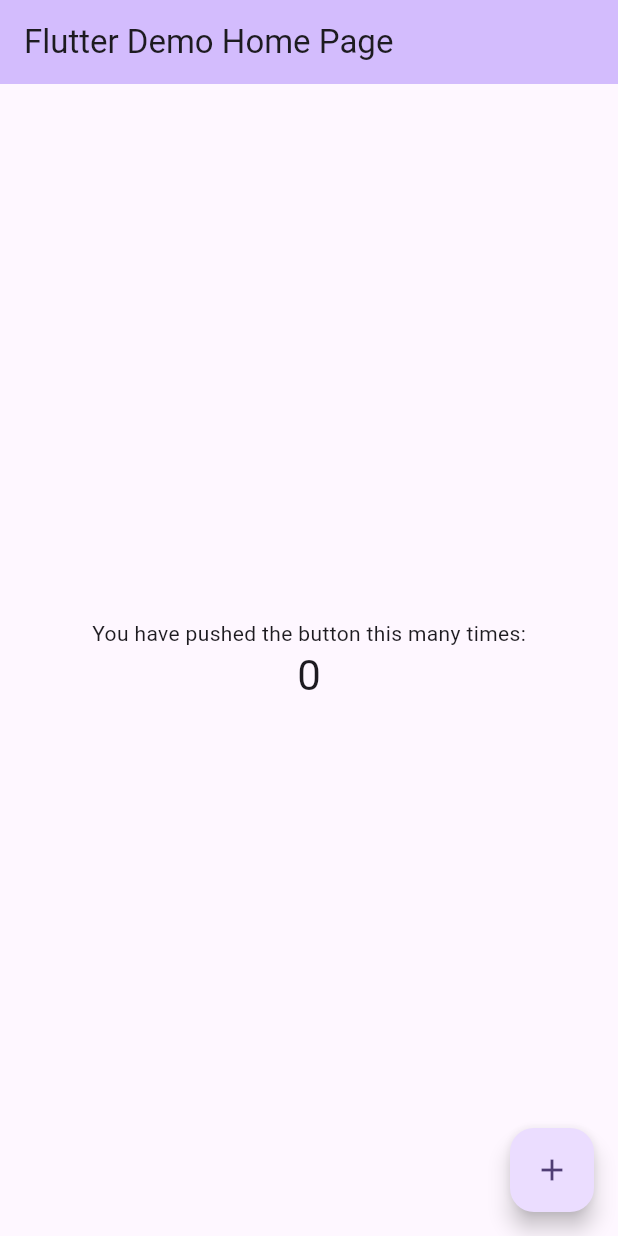
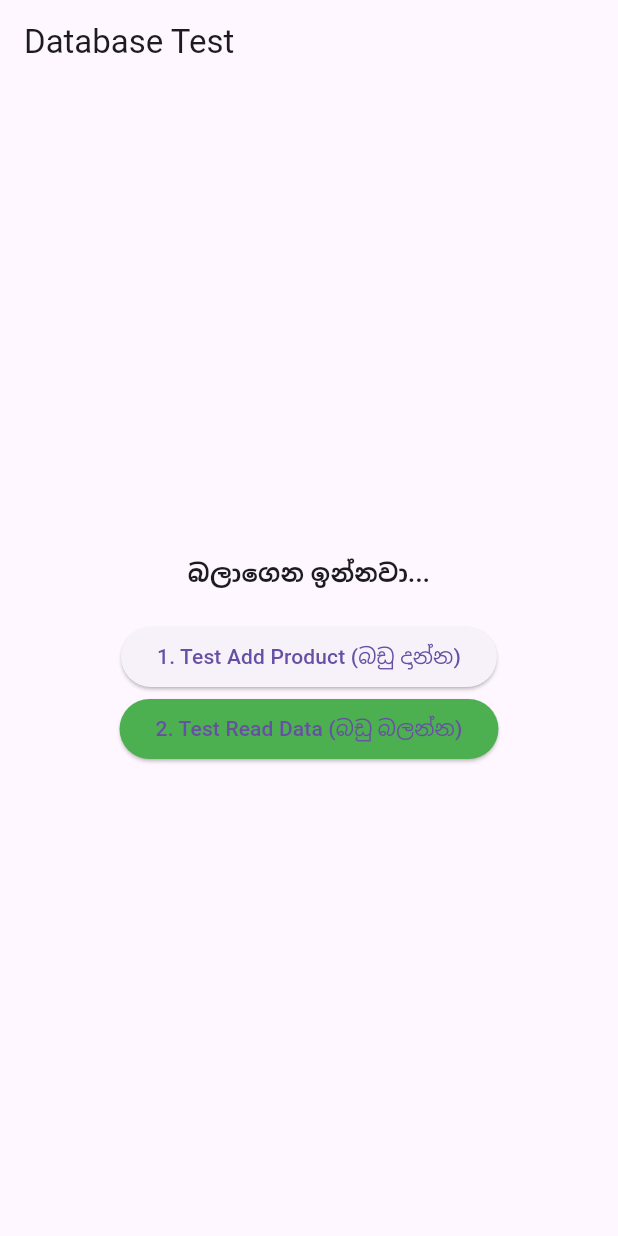
Before and after one commit to Zaincasper69/sales_buddy, a Flutter app: the screen it shows after launch, on a phone screen of 412 x 824 dp. Run offline on Flutter 3.47's test engine with Material 3 defaults, Android fonts, the light colour scheme and no system bars; our stand-ins replace sqflite; accounts and stored records are empty.

Commit message:
Setup SQLite Database and Verified with Test Run

```diff
--- /dev/null
+++ b/lib/db/database_helper.dart
@@ -0,0 +1,80 @@
+import 'package:sqflite/sqflite.dart';
+import 'package:path/path.dart';
+
+class DatabaseHelper {
+  static final DatabaseHelper instance = DatabaseHelper._init();
+  static Database? _database;
+
+  DatabaseHelper._init();
+
+  Future<Database> get database async {
+    if (_database != null) return _database!;
+    _database = await _initDB('sales_buddy.db');
+    return _database!;
+  }
+
+  Future<Database> _initDB(String filePath) async {
+    final dbPath = await getDatabasesPath();
+    final path = join(dbPath, filePath);
+
+    return await openDatabase(path, version: 1, onCreate: _createDB);
+  }
+
+  Future _createDB(Database db, int version) async {
+
+    await db.execute('''
+    CREATE TABLE products (
+      id INTEGER PRIMARY KEY AUTOINCREMENT,
+      name TEXT NOT NULL,
+      buying_price REAL NOT NULL,
+      selling_price REAL NOT NULL,
+      stock INTEGER NOT NULL
+    )
+    ''');
+
+    await db.execute('''
+    CREATE TABLE sales (
+      id INTEGER PRIMARY KEY AUTOINCREMENT,
+      shop_name TEXT NOT NULL,
+      date TEXT NOT NULL,
+      total_amount REAL NOT NULL,
+      discount REAL NOT NULL,
+      net_profit REAL NOT NULL
+    )
+    ''');
+
+    await db.execute('''
+    CREATE TABLE sale_items (
+      id INTEGER PRIMARY KEY AUTOINCREMENT,
+      sale_id INTEGER NOT NULL,
+      product_name TEXT NOT NULL,
+      quantity INTEGER NOT NULL,
+      price_per_unit REAL NOT NULL,
+      FOREIGN KEY (sale_id) REFERENCES sales (id)
+    )
+    ''');
+  }
+
+  Future<int> addProduct(Map<String, dynamic> row) async {
+    final db = await instance.database;
+    return await db.insert('products', row);
+  }
+
+  Future<List<Map<String, dynamic>>> getAllProducts() async {
+    final db = await instance.database;
+    return await db.query('products', orderBy: 'name ASC');
+  }
+
+  Future<int> addSale(Map<String, dynamic> saleRow, List<Map<String, dynamic>> items) async {
+    final db = await instance.database;
+    return await db.transaction((txn) async {
+      int saleId = await txn.insert('sales', saleRow);
+
+      for (var item in items) {
+        item['sale_id'] = saleId;
+        await txn.insert('sale_items', item);
+      }
+      return saleId;
+    });
+  }
+}
--- a/lib/main.dart
+++ b/lib/main.dart
@@ -1,122 +1,75 @@
 import 'package:flutter/material.dart';
+import 'package:sales_buddy/db/database_helper.dart';
 
 void main() {
-  runApp(const MyApp());
+  runApp(const MaterialApp(home: TestDbScreen()));
 }
 
-class MyApp extends StatelessWidget {
-  const MyApp({super.key});
+class TestDbScreen extends StatefulWidget {
+  const TestDbScreen({super.key});
 
-  // This widget is the root of your application.
   @override
-  Widget build(BuildContext context) {
-    return MaterialApp(
-      title: 'Flutter Demo',
-      theme: ThemeData(
-        // This is the theme of your application.
-        //
-        // TRY THIS: Try running your application with "flutter run". You'll see
-        // the application has a purple toolbar. Then, without quitting the app,
-        // try changing the seedColor in the colorScheme below to Colors.green
-        // and then invoke "hot reload" (save your changes or press the "hot
-        // reload" button in a Flutter-supported IDE, or press "r" if you used
-        // the command line to start the app).
-        //
-        // Notice that the counter didn't reset back to zero; the application
-        // state is not lost during the reload. To reset the state, use hot
-        // restart instead.
-        //
-        // This works for code too, not just values: Most code changes can be
-        // tested with just a hot reload.
-        colorScheme: ColorScheme.fromSeed(seedColor: Colors.deepPurple),
-      ),
-      home: const MyHomePage(title: 'Flutter Demo Home Page'),
-    );
-  }
+  State<TestDbScreen> createState() => _TestDbScreenState();
 }
 
-class MyHomePage extends StatefulWidget {
-  const MyHomePage({super.key, required this.title});
+class _TestDbScreenState extends State<TestDbScreen> {
+  String status = "බලාගෙන ඉන්නවා...";
 
-  // This widget is the home page of your application. It is stateful, meaning
-  // that it has a State object (defined below) that contains fields that affect
-  // how it looks.
+  void testAddProduct() async {
+    Map<String, dynamic> row = {
+      'name': 'Munchee Cream Cracker',
+      'buying_price': 100.0,
+      'selling_price': 120.0,
+      'stock': 50
+    };
 
-  // This class is the configuration for the state. It holds the values (in this
-  // case the title) provided by the parent (in this case the App widget) and
-  // used by the build method of the State. Fields in a Widget subclass are
-  // always marked "final".
+    final id = await DatabaseHelper.instance.addProduct(row);
+    setState(() {
+      status = "බඩුවක් ඇඩ් උනා! ID එක: $id";
+    });
+    print('Inserted row id: $id');
+  }
 
-  final String title;
-
-  @override
-  State<MyHomePage> createState() => _MyHomePageState();
-}
-
-class _MyHomePageState extends State<MyHomePage> {
-  int _counter = 0;
-
-  void _incrementCounter() {
+  void testReadProducts() async {
+    final allRows = await DatabaseHelper.instance.getAllProducts();
     setState(() {
-      // This call to setState tells the Flutter framework that something has
-      // changed in this State, which causes it to rerun the build method below
-      // so that the display can reflect the updated values. If we changed
-      // _counter without calling setState(), then the build method would not be
-      // called again, and so nothing would appear to happen.
-      _counter++;
+      status = "ඩේටාබේස් එකේ තියෙන බඩු:\n$allRows";
     });
+    print('Query all rows:');
+    for (final row in allRows) {
+      print(row);
+    }
   }
 
   @override
   Widget build(BuildContext context) {
-    // This method is rerun every time setState is called, for instance as done
-    // by the _incrementCounter method above.
-    //
-    // The Flutter framework has been optimized to make rerunning build methods
-    // fast, so that you can just rebuild anything that needs updating rather
-    // than having to individually change instances of widgets.
     return Scaffold(
-      appBar: AppBar(
-        // TRY THIS: Try changing the color here to a specific color (to
-        // Colors.amber, perhaps?) and trigger a hot reload to see the AppBar
-        // change color while the other colors stay the same.
-        backgroundColor: Theme.of(context).colorScheme.inversePrimary,
-        // Here we take the value from the MyHomePage object that was created by
-        // the App.build method, and use it to set our appbar title.
-        title: Text(widget.title),
-      ),
+      appBar: AppBar(title: const Text("Database Test")),
       body: Center(
-        // Center is a layout widget. It takes a single child and positions it
-        // in the middle of the parent.
-        child: Column(
-          // Column is also a layout widget. It takes a list of children and
-          // arranges them vertically. By default, it sizes itself to fit its
-          // children horizontally, and tries to be as tall as its parent.
-          //
-          // Column has various properties to control how it sizes itself and
-          // how it positions its children. Here we use mainAxisAlignment to
-          // center the children vertically; the main axis here is the vertical
-          // axis because Columns are vertical (the cross axis would be
-          // horizontal).
-          //
-          // TRY THIS: Invoke "debug painting" (choose the "Toggle Debug Paint"
-          // action in the IDE, or press "p" in the console), to see the
-          // wireframe for each widget.
-          mainAxisAlignment: MainAxisAlignment.center,
-          children: <Widget>[
-            const Text('You have pushed the button this many times:'),
-            Text(
-              '$_counter',
-              style: Theme.of(context).textTheme.headlineMedium,
-            ),
-          ],
+        child: Padding(
+          padding: const EdgeInsets.all(20.0),
+          child: Column(
+            mainAxisAlignment: MainAxisAlignment.center,
+            children: [
+              Text(
+                status,
+                textAlign: TextAlign.center,
+                style: const TextStyle(fontSize: 16, fontWeight: FontWeight.bold),
+              ),
+              const SizedBox(height: 20),
+              ElevatedButton(
+                onPressed: testAddProduct,
+                child: const Text("1. Test Add Product (බඩු දාන්න)"),
+              ),
+              ElevatedButton(
+                onPressed: testReadProducts,
+                style: ElevatedButton.styleFrom(backgroundColor: Colors.green),
+                child: const Text("2. Test Read Data (බඩු බලන්න)"),
+              ),
+            ],
+          ),
         ),
       ),
-      floatingActionButton: FloatingActionButton(
-        onPressed: _incrementCounter,
-        tooltip: 'Increment',
-        child: const Icon(Icons.add),
-      ), // This trailing comma makes auto-formatting nicer for build methods.
     );
   }
 }
```
Also changed, not shown: 1 other file.
